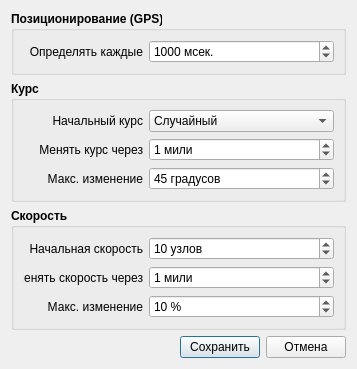
This is Emulator/sv_vesselmotioneditor.ui in breton75/R-Card as Qt 5 draws it before an edit. The edited form follows.
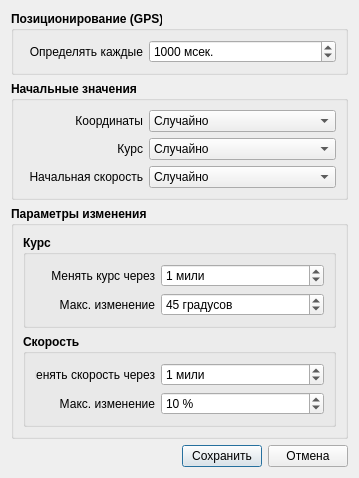
This is the edited form.

The edit to the form file:
```diff
--- a/Emulator/sv_vesselmotioneditor.ui
+++ b/Emulator/sv_vesselmotioneditor.ui
@@ -6,14 +6,14 @@
    <rect>
     <x>0</x>
     <y>0</y>
-    <width>357</width>
-    <height>338</height>
+    <width>359</width>
+    <height>432</height>
    </rect>
   </property>
   <property name="windowTitle">
    <string>Dialog</string>
   </property>
-  <layout class="QVBoxLayout" name="verticalLayout_3">
+  <layout class="QVBoxLayout" name="verticalLayout_5">
    <item>
     <widget class="QGroupBox" name="groupBox_8">
      <property name="font">
@@ -81,7 +81,7 @@
     </widget>
    </item>
    <item>
-    <widget class="QGroupBox" name="groupBox_2">
+    <widget class="QGroupBox" name="groupBox_3">
      <property name="font">
       <font>
        <weight>75</weight>
@@ -89,9 +89,67 @@
       </font>
      </property>
      <property name="title">
-      <string>Курс</string>
+      <string>Начальные значения</string>
      </property>
      <layout class="QVBoxLayout" name="verticalLayout">
+      <item>
+       <layout class="QHBoxLayout" name="horizontalLayout_13">
+        <item>
+         <widget class="QLabel" name="label_12">
+          <property name="minimumSize">
+           <size>
+            <width>120</width>
+            <height>0</height>
+           </size>
+          </property>
+          <property name="maximumSize">
+           <size>
+            <width>60</width>
+            <height>16777215</height>
+           </size>
+          </property>
+          <property name="font">
+           <font>
+            <weight>50</weight>
+            <bold>false</bold>
+           </font>
+          </property>
+          <property name="text">
+           <string>Координаты</string>
+          </property>
+          <property name="alignment">
+           <set>Qt::AlignRight|Qt::AlignTrailing|Qt::AlignVCenter</set>
+          </property>
+         </widget>
+        </item>
+        <item>
+         <widget class="QComboBox" name="cbInitSelfCoordinates">
+          <property name="font">
+           <font>
+            <weight>50</weight>
+            <bold>false</bold>
+           </font>
+          </property>
+          <property name="currentIndex">
+           <number>0</number>
+          </property>
+          <property name="sizeAdjustPolicy">
+           <enum>QComboBox::AdjustToMinimumContentsLength</enum>
+          </property>
+          <item>
+           <property name="text">
+            <string>Случайно</string>
+           </property>
+          </item>
+          <item>
+           <property name="text">
+            <string>Брать последние</string>
+           </property>
+          </item>
+         </widget>
+        </item>
+       </layout>
+      </item>
       <item>
        <layout class="QHBoxLayout" name="horizontalLayout_12">
         <item>
@@ -115,7 +173,7 @@
            </font>
           </property>
           <property name="text">
-           <string>Начальный курс</string>
+           <string>Курс</string>
           </property>
           <property name="alignment">
            <set>Qt::AlignRight|Qt::AlignTrailing|Qt::AlignVCenter</set>
@@ -138,7 +196,7 @@
           </property>
           <item>
            <property name="text">
-            <string>Случайный</string>
+            <string>Случайно</string>
            </property>
           </item>
           <item>
@@ -146,14 +204,57 @@
             <string>Север</string>
            </property>
           </item>
+         </widget>
+        </item>
+       </layout>
+      </item>
           <item>
+       <layout class="QHBoxLayout" name="horizontalLayout_11">
+        <item>
+         <widget class="QLabel" name="label_9">
+          <property name="minimumSize">
+           <size>
+            <width>120</width>
+            <height>0</height>
+           </size>
+          </property>
+          <property name="maximumSize">
+           <size>
+            <width>60</width>
+            <height>16777215</height>
+           </size>
+          </property>
+          <property name="font">
+           <font>
+            <weight>50</weight>
+            <bold>false</bold>
+           </font>
+          </property>
            <property name="text">
-            <string>Юг</string>
-           </property>
+           <string>Начальная скорость</string>
+          </property>
+          <property name="alignment">
+           <set>Qt::AlignRight|Qt::AlignTrailing|Qt::AlignVCenter</set>
+          </property>
+         </widget>
           </item>
           <item>
+         <widget class="QComboBox" name="cbInitSelfSpeed">
+          <property name="font">
+           <font>
+            <weight>50</weight>
+            <bold>false</bold>
+           </font>
+          </property>
+          <property name="currentIndex">
+           <number>0</number>
+          </property>
+          <property name="sizeAdjustPolicy">
+           <enum>QComboBox::AdjustToMinimumContentsLength</enum>
+          </property>
+          <item>
            <property name="text">
-            <string>Запад</string>
+            <string>Случайно</string>
            </property>
           </item>
           <item>
@@ -165,6 +266,33 @@
         </item>
        </layout>
       </item>
+     </layout>
+    </widget>
+   </item>
+   <item>
+    <widget class="QGroupBox" name="groupBox_7">
+     <property name="font">
+      <font>
+       <weight>75</weight>
+       <bold>true</bold>
+      </font>
+     </property>
+     <property name="title">
+      <string>Параметры изменения</string>
+     </property>
+     <layout class="QVBoxLayout" name="verticalLayout_4">
+      <item>
+       <widget class="QGroupBox" name="groupBox_2">
+        <property name="font">
+         <font>
+          <weight>75</weight>
+          <bold>true</bold>
+         </font>
+        </property>
+        <property name="title">
+         <string>Курс</string>
+        </property>
+        <layout class="QVBoxLayout" name="verticalLayout_2">
       <item>
        <layout class="QHBoxLayout" name="horizontalLayout">
         <item>
@@ -281,58 +409,7 @@
      <property name="title">
       <string>Скорость</string>
      </property>
-     <layout class="QVBoxLayout" name="verticalLayout_2">
-      <item>
-       <layout class="QHBoxLayout" name="horizontalLayout_11">
-        <item>
-         <widget class="QLabel" name="label_9">
-          <property name="minimumSize">
-           <size>
-            <width>120</width>
-            <height>0</height>
-           </size>
-          </property>
-          <property name="maximumSize">
-           <size>
-            <width>60</width>
-            <height>16777215</height>
-           </size>
-          </property>
-          <property name="font">
-           <font>
-            <weight>50</weight>
-            <bold>false</bold>
-           </font>
-          </property>
-          <property name="text">
-           <string>Начальная скорость</string>
-          </property>
-          <property name="alignment">
-           <set>Qt::AlignRight|Qt::AlignTrailing|Qt::AlignVCenter</set>
-          </property>
-         </widget>
-        </item>
-        <item>
-         <widget class="QSpinBox" name="spinSelfSpeedStart">
-          <property name="font">
-           <font>
-            <weight>50</weight>
-            <bold>false</bold>
-           </font>
-          </property>
-          <property name="suffix">
-           <string> узлов</string>
-          </property>
-          <property name="maximum">
-           <number>100000</number>
-          </property>
-          <property name="value">
-           <number>10</number>
-          </property>
-         </widget>
-        </item>
-       </layout>
-      </item>
+        <layout class="QVBoxLayout" name="verticalLayout_3">
       <item>
        <layout class="QHBoxLayout" name="horizontalLayout_5">
         <item>
@@ -434,6 +511,9 @@
          </widget>
         </item>
        </layout>
+         </item>
+        </layout>
+       </widget>
       </item>
      </layout>
     </widget>
```
Left out of the diff: 6 changed lines with no effect on the pictures. Lines whose indentation alone changed are shown as unchanged.
